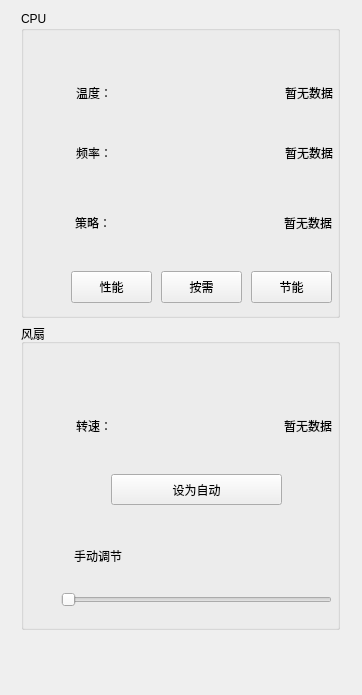
uiYzzi/CPUtroller-DTK, file mainwindow.ui: the form before one commit.
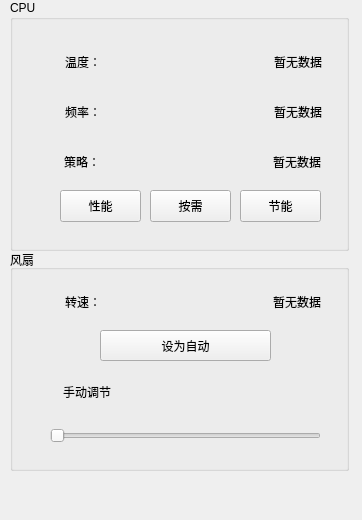
The form after the commit.

```diff
--- a/mainwindow.ui
+++ b/mainwindow.ui
@@ -7,19 +7,19 @@
     <x>0</x>
     <y>0</y>
     <width>362</width>
-    <height>695</height>
+    <height>520</height>
    </rect>
   </property>
   <property name="minimumSize">
    <size>
     <width>362</width>
-    <height>695</height>
+    <height>520</height>
    </size>
   </property>
   <property name="maximumSize">
    <size>
     <width>362</width>
-    <height>695</height>
+    <height>520</height>
    </size>
   </property>
   <property name="windowTitle">
@@ -32,18 +32,123 @@
    <string notr="true"/>
   </property>
   <widget class="QWidget" name="centralWidget">
-   <widget class="QWidget" name="">
+   <widget class="QGroupBox" name="groupBox_2">
     <property name="geometry">
      <rect>
       <x>10</x>
-      <y>0</y>
-      <width>341</width>
-      <height>641</height>
+      <y>250</y>
+      <width>339</width>
+      <height>221</height>
      </rect>
     </property>
-    <layout class="QVBoxLayout" name="verticalLayout">
-     <item>
+    <property name="title">
+     <string>风扇</string>
+    </property>
+    <widget class="QLabel" name="label_9">
+     <property name="geometry">
+      <rect>
+       <x>30</x>
+       <y>40</y>
+       <width>61</width>
+       <height>23</height>
+      </rect>
+     </property>
+     <property name="accessibleName">
+      <string>itemname</string>
+     </property>
+     <property name="text">
+      <string>转速：</string>
+     </property>
+     <property name="alignment">
+      <set>Qt::AlignRight|Qt::AlignTrailing|Qt::AlignVCenter</set>
+     </property>
+    </widget>
+    <widget class="QLabel" name="lblFanSpeed">
+     <property name="geometry">
+      <rect>
+       <x>190</x>
+       <y>40</y>
+       <width>121</width>
+       <height>23</height>
+      </rect>
+     </property>
+     <property name="text">
+      <string>暂无数据</string>
+     </property>
+     <property name="alignment">
+      <set>Qt::AlignRight|Qt::AlignTrailing|Qt::AlignVCenter</set>
+     </property>
+    </widget>
+    <widget class="QPushButton" name="btnFanSpeedAuto">
+     <property name="geometry">
+      <rect>
+       <x>90</x>
+       <y>80</y>
+       <width>171</width>
+       <height>31</height>
+      </rect>
+     </property>
+     <property name="cursor">
+      <cursorShape>PointingHandCursor</cursorShape>
+     </property>
+     <property name="text">
+      <string>设为自动</string>
+     </property>
+    </widget>
+    <widget class="QSlider" name="sdrFanSpeed">
+     <property name="geometry">
+      <rect>
+       <x>40</x>
+       <y>170</y>
+       <width>271</width>
+       <height>31</height>
+      </rect>
+     </property>
+     <property name="cursor">
+      <cursorShape>PointingHandCursor</cursorShape>
+     </property>
+     <property name="minimum">
+      <number>85</number>
+     </property>
+     <property name="maximum">
+      <number>255</number>
+     </property>
+     <property name="pageStep">
+      <number>0</number>
+     </property>
+     <property name="orientation">
+      <enum>Qt::Horizontal</enum>
+     </property>
+    </widget>
+    <widget class="QLabel" name="label_10">
+     <property name="geometry">
+      <rect>
+       <x>40</x>
+       <y>130</y>
+       <width>61</width>
+       <height>23</height>
+      </rect>
+     </property>
+     <property name="accessibleName">
+      <string>itemname</string>
+     </property>
+     <property name="text">
+      <string>手动调节</string>
+     </property>
+     <property name="alignment">
+      <set>Qt::AlignRight|Qt::AlignTrailing|Qt::AlignVCenter</set>
+     </property>
+    </widget>
+   </widget>
       <widget class="QGroupBox" name="groupBox">
+    <property name="geometry">
+     <rect>
+      <x>10</x>
+      <y>0</y>
+      <width>339</width>
+      <height>251</height>
+     </rect>
+    </property>
        <property name="font">
         <font>
          <strikeout>false</strikeout>
@@ -74,7 +179,7 @@
         <property name="geometry">
          <rect>
           <x>30</x>
-          <y>70</y>
+       <y>50</y>
           <width>61</width>
           <height>23</height>
          </rect>
@@ -93,7 +198,7 @@
         <property name="geometry">
          <rect>
           <x>30</x>
-          <y>130</y>
+       <y>100</y>
           <width>61</width>
           <height>23</height>
          </rect>
@@ -112,7 +217,7 @@
         <property name="geometry">
          <rect>
           <x>101</x>
-          <y>70</y>
+       <y>50</y>
           <width>211</width>
           <height>23</height>
          </rect>
@@ -128,7 +233,7 @@
         <property name="geometry">
          <rect>
           <x>101</x>
-          <y>130</y>
+       <y>100</y>
           <width>211</width>
           <height>23</height>
          </rect>
@@ -144,7 +249,7 @@
         <property name="geometry">
          <rect>
           <x>100</x>
-          <y>200</y>
+       <y>150</y>
           <width>211</width>
           <height>23</height>
          </rect>
@@ -160,7 +265,7 @@
         <property name="geometry">
          <rect>
           <x>19</x>
-          <y>200</y>
+       <y>150</y>
           <width>71</width>
           <height>23</height>
          </rect>
@@ -179,7 +284,7 @@
         <property name="geometry">
          <rect>
           <x>50</x>
-          <y>260</y>
+       <y>190</y>
           <width>81</width>
           <height>32</height>
          </rect>
@@ -195,7 +300,7 @@
         <property name="geometry">
          <rect>
           <x>140</x>
-          <y>260</y>
+       <y>190</y>
           <width>81</width>
           <height>32</height>
          </rect>
@@ -211,7 +316,7 @@
         <property name="geometry">
          <rect>
           <x>230</x>
-          <y>260</y>
+       <y>190</y>
           <width>81</width>
           <height>32</height>
          </rect>
@@ -223,111 +328,6 @@
          <string>节能</string>
         </property>
        </widget>
-      </widget>
-     </item>
-     <item>
-      <widget class="QGroupBox" name="groupBox_2">
-       <property name="title">
-        <string>风扇</string>
-       </property>
-       <widget class="QLabel" name="label_9">
-        <property name="geometry">
-         <rect>
-          <x>30</x>
-          <y>90</y>
-          <width>61</width>
-          <height>23</height>
-         </rect>
-        </property>
-        <property name="accessibleName">
-         <string>itemname</string>
-        </property>
-        <property name="text">
-         <string>转速：</string>
-        </property>
-        <property name="alignment">
-         <set>Qt::AlignRight|Qt::AlignTrailing|Qt::AlignVCenter</set>
-        </property>
-       </widget>
-       <widget class="QLabel" name="lblFanSpeed">
-        <property name="geometry">
-         <rect>
-          <x>190</x>
-          <y>90</y>
-          <width>121</width>
-          <height>23</height>
-         </rect>
-        </property>
-        <property name="text">
-         <string>暂无数据</string>
-        </property>
-        <property name="alignment">
-         <set>Qt::AlignRight|Qt::AlignTrailing|Qt::AlignVCenter</set>
-        </property>
-       </widget>
-       <widget class="QPushButton" name="btnFanSpeedAuto">
-        <property name="geometry">
-         <rect>
-          <x>90</x>
-          <y>150</y>
-          <width>171</width>
-          <height>31</height>
-         </rect>
-        </property>
-        <property name="cursor">
-         <cursorShape>PointingHandCursor</cursorShape>
-        </property>
-        <property name="text">
-         <string>设为自动</string>
-        </property>
-       </widget>
-       <widget class="QSlider" name="sdrFanSpeed">
-        <property name="geometry">
-         <rect>
-          <x>40</x>
-          <y>260</y>
-          <width>271</width>
-          <height>31</height>
-         </rect>
-        </property>
-        <property name="cursor">
-         <cursorShape>PointingHandCursor</cursorShape>
-        </property>
-        <property name="minimum">
-         <number>85</number>
-        </property>
-        <property name="maximum">
-         <number>255</number>
-        </property>
-        <property name="pageStep">
-         <number>0</number>
-        </property>
-        <property name="orientation">
-         <enum>Qt::Horizontal</enum>
-        </property>
-       </widget>
-       <widget class="QLabel" name="label_10">
-        <property name="geometry">
-         <rect>
-          <x>40</x>
-          <y>220</y>
-          <width>61</width>
-          <height>23</height>
-         </rect>
-        </property>
-        <property name="accessibleName">
-         <string>itemname</string>
-        </property>
-        <property name="text">
-         <string>手动调节</string>
-        </property>
-        <property name="alignment">
-         <set>Qt::AlignRight|Qt::AlignTrailing|Qt::AlignVCenter</set>
-        </property>
-       </widget>
-      </widget>
-     </item>
-    </layout>
    </widget>
   </widget>
  </widget>
```
Lines whose indentation alone changed are shown as unchanged.
